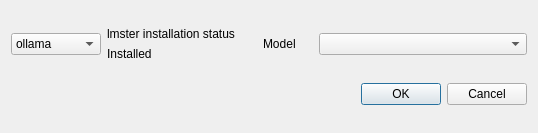
Before: the Qt Designer form settingswindow.ui in Etwas-Trufanov/Chatix, drawn with Qt 5.
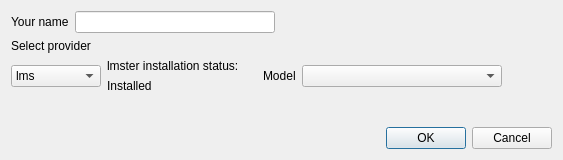
After: the same form once the commit is applied.

Patch:
```diff
--- a/settingswindow.ui
+++ b/settingswindow.ui
@@ -6,8 +6,8 @@
    <rect>
     <x>0</x>
     <y>0</y>
-    <width>538</width>
-    <height>133</height>
+    <width>563</width>
+    <height>160</height>
    </rect>
   </property>
   <property name="windowTitle">
@@ -15,9 +15,60 @@
   </property>
   <layout class="QGridLayout" name="gridLayout">
    <item row="0" column="0">
-    <layout class="QHBoxLayout" name="lmsLayout">
+    <layout class="QVBoxLayout" name="settingsLayout">
      <item>
-      <widget class="QComboBox" name="lmsSelectorBox">
+      <layout class="QHBoxLayout" name="usernameLayout">
+       <item>
+        <widget class="QLabel" name="nameLabel">
+         <property name="text">
+          <string>Your name</string>
+         </property>
+        </widget>
+       </item>
+       <item>
+        <widget class="QLineEdit" name="nameEdit">
+         <property name="maximumSize">
+          <size>
+           <width>200</width>
+           <height>16777215</height>
+          </size>
+         </property>
+        </widget>
+       </item>
+       <item>
+        <spacer name="horizontalSpacer">
+         <property name="orientation">
+          <enum>Qt::Orientation::Horizontal</enum>
+         </property>
+         <property name="sizeHint" stdset="0">
+          <size>
+           <width>40</width>
+           <height>20</height>
+          </size>
+         </property>
+        </spacer>
+       </item>
+      </layout>
+     </item>
+     <item>
+      <layout class="QVBoxLayout" name="providerLayout">
+       <item>
+        <widget class="QLabel" name="selectProviderLabel">
+         <property name="maximumSize">
+          <size>
+           <width>16777215</width>
+           <height>20</height>
+          </size>
+         </property>
+         <property name="text">
+          <string>Select provider</string>
+         </property>
+        </widget>
+       </item>
+       <item>
+        <layout class="QHBoxLayout" name="providerSettingsLayout">
+         <item>
+          <widget class="QComboBox" name="ProviderSelectorBox">
        <property name="minimumSize">
         <size>
          <width>90</width>
@@ -30,16 +81,6 @@
          <height>16777215</height>
         </size>
        </property>
-       <item>
-        <property name="text">
-         <string>ollama</string>
-        </property>
-       </item>
-       <item>
-        <property name="text">
-         <string>llama.cpp</string>
-        </property>
-       </item>
        <item>
         <property name="text">
          <string>lms</string>
@@ -64,7 +105,7 @@
           </size>
          </property>
          <property name="text">
-          <string>lmster installation status</string>
+              <string>lmster installation status:</string>
          </property>
         </widget>
        </item>
@@ -101,11 +142,48 @@
           </widget>
          </item>
          <item>
-          <widget class="QComboBox" name="comboBox"/>
-         </item>
+              <widget class="QComboBox" name="comboBox">
+               <property name="minimumSize">
+                <size>
+                 <width>200</width>
+                 <height>0</height>
+                </size>
+               </property>
+              </widget>
+             </item>
+             <item>
+              <spacer name="horizontalSpacer_2">
+               <property name="orientation">
+                <enum>Qt::Orientation::Horizontal</enum>
+               </property>
+               <property name="sizeHint" stdset="0">
+                <size>
+                 <width>40</width>
+                 <height>20</height>
+                </size>
+               </property>
+              </spacer>
+             </item>
         </layout>
        </item>
       </layout>
+         </item>
+        </layout>
+       </item>
+      </layout>
+     </item>
+     <item>
+      <spacer name="verticalSpacer">
+       <property name="orientation">
+        <enum>Qt::Orientation::Vertical</enum>
+       </property>
+       <property name="sizeHint" stdset="0">
+        <size>
+         <width>20</width>
+         <height>40</height>
+        </size>
+       </property>
+      </spacer>
      </item>
     </layout>
    </item>
```
Left out of the diff: 5 changed lines with no effect on the pictures. Lines whose indentation alone changed are shown as unchanged.
